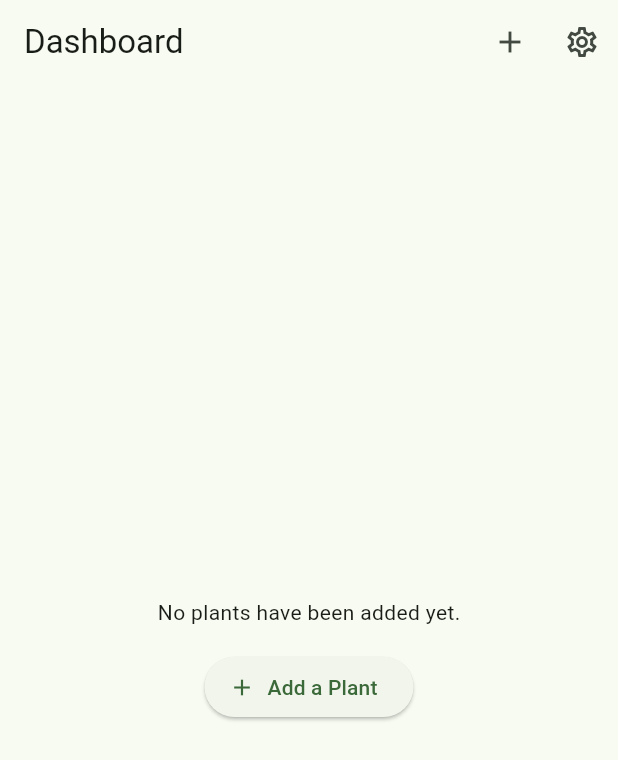
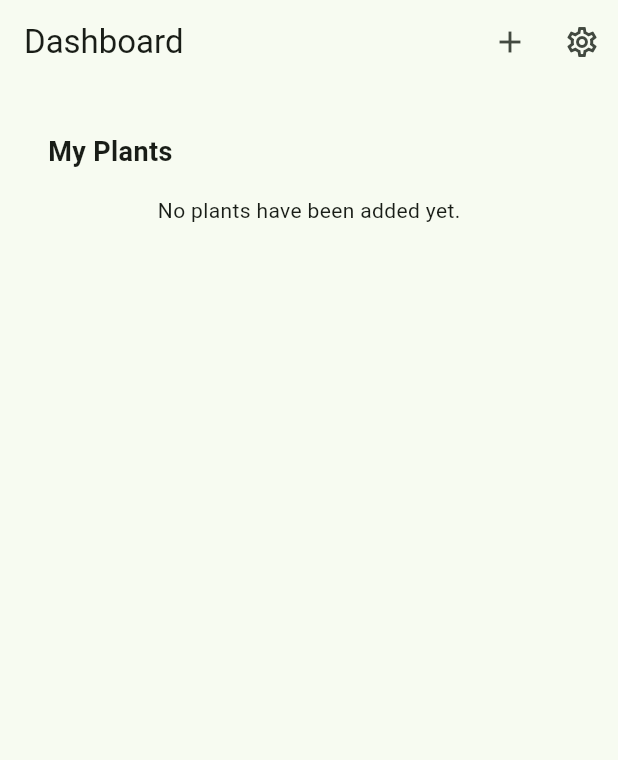
Before and after one commit to neko-jpg/solar-monitor, a Flutter app: the screen it shows after launch, on a phone screen of 412 x 824 dp. Shown: the top 760 px of the screen. Run offline on Flutter 3.47's test engine with Material 3 defaults, Android fonts, the phone set to English and light mode, and no system bars; our stand-ins replace cookie_jar, csv, dio, dio_cookie_manager, fl_chart, flutter_riverpod and 3 more.

Commit message:
refactor: Align codebase with technical design for MVP
This commit implements a large-scale refactoring of the application to align with the provided technical design document. The goal is to stabilize the codebase, fix inconsistencies, and prepare for a robust MVP.

Key changes include:

- **Model & Core Refactoring:**
  - The `Plant` model has been simplified, removing authentication details and standardizing field names and types (e.g., `url` is now a `Uri`, `color` is an `int`).
  - The exception handling system has been centralized into a single `AppException` class with an `AppExceptionKind` enum.

- **Provider & State Management Overhaul:**
  - The Riverpod provider architecture has been simplified. The UI now primarily interacts with three main providers (`latestReadingProvider`, `allReadingsProvider`, `notificationSettingsProvider`), making state management more predictable and robust.

- **UI Stabilization:**
  - The Dashboard screen has been significantly improved. It now features a skeleton loading pattern for a better user experience while data is being fetched.
  - A new `AlertStrip` widget has been introduced to display contextual alerts for data fetching errors, stale data, and low power warnings, directly on the dashboard.

- **CI/CD:**
  - A GitHub Actions workflow has been added to `.github/workflows/flutter.yml` to automatically run analysis, tests, and an APK build on push and pull requests, ensuring code quality and stability.

```diff
--- a/lib/models/plant.dart
+++ b/lib/models/plant.dart
@@ -1,43 +1,27 @@
-import 'dart:ui';
-
-import 'package:flutter/material.dart';
-
 class Plant {
   final String id;
   final String name;
-  final String url;
-  final String username;
-  final String password;
-  final Color themeColor;
-  final String icon;
+  final Uri url;
+  final int color;
 
   const Plant({
     required this.id,
     required this.name,
     required this.url,
-    required this.username,
-    required this.password,
-    required this.themeColor,
-    required this.icon,
+    required this.color,
   });
 
   Map<String, dynamic> toJson() => {
         'id': id,
         'name': name,
-        'url': url,
-        'username': username,
-        'password': password,
-        'themeColor': themeColor.value,
-        'icon': icon,
+        'url': url.toString(),
+        'color': color,
       };
 
   static Plant fromJson(Map<String, dynamic> json) => Plant(
         id: json['id'] as String,
         name: json['name'] as String,
-        url: json['url'] as String,
-        username: json['username'] as String,
-        password: json['password'] as String,
-        themeColor: Color(json['themeColor'] as int),
-        icon: json['icon'] as String,
+        url: Uri.parse(json['url'] as String),
+        color: json['color'] as int,
       );
 }
--- a/lib/screens/dashboard/dashboard_screen.dart
+++ b/lib/screens/dashboard/dashboard_screen.dart
@@ -4,10 +4,13 @@ import 'package:go_router/go_router.dart';
 import 'package:intl/intl.dart';
 
 import '../../models/plant.dart';
+import '../../models/reading.dart';
 import '../../providers/plants_provider.dart';
 import '../../providers/reading_provider.dart';
+import '../../providers/notification_settings_provider.dart';
+import '../../widgets/alert_strip.dart';
+import '../../widgets/skeleton_tile.dart';
 import 'widgets/section_header.dart';
-import 'widgets/warning_card.dart';
 
 class DashboardScreen extends ConsumerWidget {
   const DashboardScreen({super.key});
@@ -15,6 +18,7 @@ class DashboardScreen extends ConsumerWidget {
   @override
   Widget build(BuildContext context, WidgetRef ref) {
     final plants = ref.watch(plantsProvider);
+    final alerts = _buildAlerts(ref, plants);
 
     return Scaffold(
       appBar: AppBar(
@@ -30,93 +34,82 @@ class DashboardScreen extends ConsumerWidget {
           ),
         ],
       ),
-      body: plants.isEmpty
-          ? Center(
-              child: Column(
-                mainAxisAlignment: MainAxisAlignment.center,
-                children: [
-                  const Text('No plants have been added yet.'),
-                  const SizedBox(height: 16),
-                  ElevatedButton.icon(
-                    onPressed: () => context.goNamed('add_plant'),
-                    icon: const Icon(Icons.add),
-                    label: const Text('Add a Plant'),
-                  ),
-                ],
-              ),
-            )
-          : RefreshIndicator(
+      body: RefreshIndicator(
         onRefresh: () async {
           ref.invalidate(plantsProvider);
-                // Also invalidate the readings for all plants
+          ref.invalidate(allReadingsProvider);
           for (final plant in plants) {
-                  ref.invalidate(readingsProvider(plant));
+            ref.invalidate(latestReadingProvider(plant));
           }
           return await Future.delayed(const Duration(seconds: 1));
         },
         child: ListView(
           padding: const EdgeInsets.all(16),
           children: [
-                  // The new Warning Card logic
-                  _DashboardAlerts(plants: plants),
+            if (alerts.isNotEmpty) ...[
+              const SectionHeader('Alerts'),
+              const SizedBox(height: 8),
+              ...alerts,
+            ],
             const SectionHeader('My Plants'),
             const SizedBox(height: 8),
-                  ...plants.map((p) => _PlantCard(plant: p)),
+            if (plants.isEmpty)
+              const Center(child: Text('No plants have been added yet.'))
+            else
+              ...plants.map((p) {
+                final asyncReading = ref.watch(latestReadingProvider(p));
+                return asyncReading.when(
+                  loading: () => const SkeletonTile(),
+                  error: (e, _) => AlertStrip(
+                    message: 'Failed to get data for ${p.name}: $e',
+                    color: Colors.orange,
+                    onRetry: () => ref.invalidate(latestReadingProvider(p)),
+                  ),
+                  data: (reading) => _PlantCard(plant: p, reading: reading),
+                );
+              }),
           ],
         ),
       ),
     );
   }
+
+  List<Widget> _buildAlerts(WidgetRef ref, List<Plant> plants) {
+    final settings = ref.watch(notificationSettingsProvider);
+    if (!settings.enabled) return [];
+
+    final alerts = <Widget>[];
+
+    for (final plant in plants) {
+      final readingAsync = ref.watch(latestReadingProvider(plant));
+      if (readingAsync.hasValue && readingAsync.value != null) {
+        final reading = readingAsync.value!;
+        final now = DateTime.now();
+        if (now.difference(reading.timestamp).inMinutes > settings.staleMinutes) {
+          alerts.add(AlertStrip(
+            message: '${plant.name} has not reported data recently.',
+            color: Colors.orange,
+          ));
         }
-
-class _DashboardAlerts extends ConsumerWidget {
-  const _DashboardAlerts({required this.plants});
-  final List<Plant> plants;
-
-  @override
-  Widget build(BuildContext context, WidgetRef ref) {
-    final List<String> errorPlants = [];
-    for (final plant in plants) {
-      // Watch each provider's state. hasError is the correct property.
-      final readingAsync = ref.watch(latestReadingProvider(plant));
-      if (readingAsync.hasError) {
-        errorPlants.add(plant.name);
+        if (reading.power < settings.lowPowerKw) {
+          alerts.add(AlertStrip(
+            message: '${plant.name} is reporting low power output.',
+            color: Colors.yellow.shade800,
+          ));
+        }
+      }
+    }
+    return alerts;
   }
 }
 
-    if (errorPlants.isEmpty) {
-      // If no errors, return an empty container.
-      return const SizedBox.shrink();
-    }
-
-    return Padding(
-      padding: const EdgeInsets.only(bottom: 16.0),
-      child: WarningCard(
-        title: 'Connection Issues Detected',
-        message: 'We could not fetch the latest data for the following plants. Please check their configuration or network status.',
-        problematicItems: errorPlants,
-        onRetry: () {
-          // Invalidate the providers for the plants that have errors.
-          for (final plant in plants) {
-            if (errorPlants.contains(plant.name)) {
-              ref.invalidate(readingsProvider(plant));
-            }
-          }
-        },
-      ),
-    );
-  }
-}
-
-
-class _PlantCard extends ConsumerWidget {
-  const _PlantCard({required this.plant});
+class _PlantCard extends StatelessWidget {
+  const _PlantCard({required this.plant, this.reading});
   final Plant plant;
+  final Reading? reading;
 
   @override
-  Widget build(BuildContext context, WidgetRef ref) {
-    final latestReadingAsync = ref.watch(latestReadingProvider(plant));
-
+  Widget build(BuildContext context) {
     return Card(
       clipBehavior: Clip.antiAlias,
       margin: const EdgeInsets.only(bottom: 12),
@@ -127,11 +120,8 @@ class _PlantCard extends ConsumerWidget {
           child: Row(
             children: [
               Icon(
-                IconData(
-                  int.tryParse(plant.icon) ?? Icons.wb_sunny.codePoint,
-                  fontFamily: 'MaterialIcons',
-                ),
-                color: plant.themeColor,
+                Icons.solar_power,
+                color: Color(plant.color),
                 size: 40,
               ),
               const SizedBox(width: 16),
@@ -144,38 +134,22 @@ class _PlantCard extends ConsumerWidget {
                       style: Theme.of(context).textTheme.titleLarge,
                     ),
                     const SizedBox(height: 4),
-                    latestReadingAsync.when(
-                      data: (reading) {
-                        if (reading == null) {
-                          return const Text(
+                    if (reading == null)
+                      const Text(
                         'No data available.',
                         style: TextStyle(color: Colors.orange),
-                          );
-                        }
-                        final formattedDate = DateFormat('yyyy/MM/dd HH:mm').format(reading.timestamp);
-                        return Text(
-                          '${reading.power.toStringAsFixed(2)} kW\n$formattedDate',
+                      )
+                    else ...[
+                      Text(
+                        '${reading!.power.toStringAsFixed(2)} kW',
                         style: Theme.of(context).textTheme.bodyMedium,
-                        );
-                      },
-                      loading: () => const Row(
-                        children: [
-                          SizedBox(width: 12, height: 12, child: CircularProgressIndicator(strokeWidth: 2)),
-                          SizedBox(width: 8),
-                          Text('Loading...'),
-                        ],
                       ),
-                      error: (err, stack) => Row(
-                        children: [
-                          Icon(Icons.error_outline, color: Theme.of(context).colorScheme.error, size: 16),
-                          const SizedBox(width: 8),
+                      const SizedBox(height: 2),
                       Text(
-                            'Failed to load',
-                            style: TextStyle(color: Theme.of(context).colorScheme.error),
+                        DateFormat('yyyy/MM/dd HH:mm').format(reading!.timestamp),
+                        style: Theme.of(context).textTheme.bodySmall,
                       ),
-                        ],
-                      ),
-                    ),
+                    ]
                   ],
                 ),
               ),
--- a/lib/screens/dashboard/widgets/warning_card.dart
+++ b/lib/screens/dashboard/widgets/warning_card.dart
@@ -19,7 +19,7 @@ class WarningCard extends StatelessWidget {
   @override
   Widget build(BuildContext context) {
     return Card(
-      color: color.withOpacity(0.1),
+      color: color.withAlpha((255 * 0.1).round()),
       elevation: 0,
       shape: RoundedRectangleBorder(
         borderRadius: BorderRadius.circular(12),
--- a/lib/screens/stats/stats_screen.dart
+++ b/lib/screens/stats/stats_screen.dart
@@ -2,7 +2,7 @@ import 'package:flutter/material.dart';
 import 'package:flutter_riverpod/flutter_riverpod.dart';
 
 import '../../providers/plants_provider.dart';
-import '../../providers/stats/all_readings_provider.dart';
+import '../../providers/reading_provider.dart';
 import 'widgets/generation_by_plant_chart.dart';
 import 'widgets/total_generation_chart.dart';
 
--- a/lib/screens/stats/widgets/generation_by_plant_chart.dart
+++ b/lib/screens/stats/widgets/generation_by_plant_chart.dart
@@ -3,7 +3,7 @@ import 'package:flutter/material.dart';
 import 'package:flutter_riverpod/flutter_riverpod.dart';
 import '../../../models/reading.dart';
 import '../../../providers/plants_provider.dart';
-import '../../../providers/stats/all_readings_provider.dart';
+import '../../../providers/reading_provider.dart';
 
 class GenerationByPlantChart extends ConsumerWidget {
   const GenerationByPlantChart({super.key});
@@ -35,7 +35,7 @@ class GenerationByPlantChart extends ConsumerWidget {
                 BarChartRodData(
                   toY: kwh,
                   width: 16,
-                  color: plant.themeColor, // Corrected from plant.color
+                  color: Color(plant.color),
                   borderRadius: const BorderRadius.only(
                     topLeft: Radius.circular(4), topRight: Radius.circular(4),
                   ),
```
Also changed, not shown: lib/core/exceptions.dart (+18 -34 lines), lib/providers/reading_provider.dart (+27 -28 lines), lib/providers/stats/all_readings_provider.dart (deleted, +0 -24 lines), lib/screens/plant_add_edit/plant_add_edit_screen.dart (+30 -26 lines), lib/screens/plant_detail/plant_detail_screen.dart (+10 -8 lines), lib/screens/plant_detail/widgets/plant_detail_chart.dart (+4 -4 lines), lib/screens/stats/widgets/total_generation_chart.dart (+4 -4 lines), lib/services/network/default_network_service.dart (+41 -12 lines), lib/services/network/network_service.dart (+7 -6 lines), lib/services/reading/reading_service.dart (+26 -27 lines), lib/widgets/alert_strip.dart (added, +23 -0 lines), lib/widgets/skeleton_tile.dart (added, +15 -0 lines), 1 other file. Lines whose indentation alone changed are shown as unchanged.
